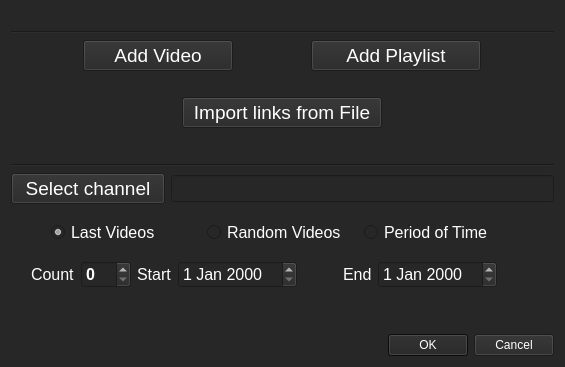
Old version of the form outside/views_ui/SelectDownloadVideos_Dialog.ui in the repository Outsider-corp/OutsideYT.
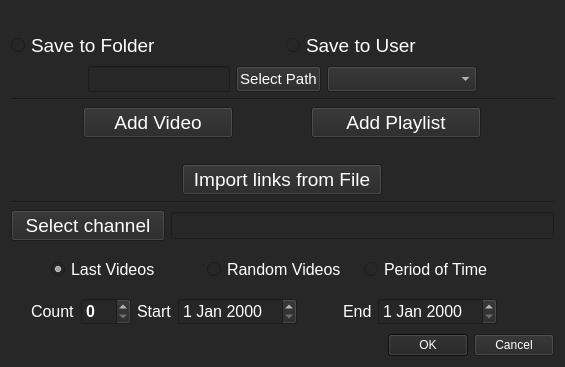
New version of the form.

Commit message: v1.2.5b change download page; need to change download_select_videos dialog

Patch:
```diff
--- a/outside/views_ui/SelectDownloadVideos_Dialog.ui
+++ b/outside/views_ui/SelectDownloadVideos_Dialog.ui
@@ -295,6 +295,89 @@
      </property>
     </spacer>
    </item>
+   <item>
+    <layout class="QHBoxLayout" name="horizontalLayout_4">
+     <item>
+      <widget class="QRadioButton" name="radioButton">
+       <property name="font">
+        <font>
+         <family>Arial</family>
+         <pointsize>14</pointsize>
+        </font>
+       </property>
+       <property name="text">
+        <string>Save to Folder</string>
+       </property>
+       <property name="checked">
+        <bool>true</bool>
+       </property>
+      </widget>
+     </item>
+     <item>
+      <widget class="QRadioButton" name="radioButton_2">
+       <property name="font">
+        <font>
+         <family>Arial</family>
+         <pointsize>14</pointsize>
+        </font>
+       </property>
+       <property name="text">
+        <string>Save to User</string>
+       </property>
+      </widget>
+     </item>
+    </layout>
+   </item>
+   <item>
+    <layout class="QHBoxLayout" name="horizontalLayout_6">
+     <item>
+      <spacer name="horizontalSpacer_2">
+       <property name="orientation">
+        <enum>Qt::Horizontal</enum>
+       </property>
+       <property name="sizeHint" stdset="0">
+        <size>
+         <width>40</width>
+         <height>20</height>
+        </size>
+       </property>
+      </spacer>
+     </item>
+     <item>
+      <widget class="QLineEdit" name="lineEdit"/>
+     </item>
+     <item>
+      <widget class="QPushButton" name="pushButton">
+       <property name="text">
+        <string>Select Path</string>
+       </property>
+      </widget>
+     </item>
+     <item>
+      <widget class="QComboBox" name="comboBox">
+       <property name="minimumSize">
+        <size>
+         <width>150</width>
+         <height>0</height>
+        </size>
+       </property>
+      </widget>
+     </item>
+     <item>
+      <spacer name="horizontalSpacer_7">
+       <property name="orientation">
+        <enum>Qt::Horizontal</enum>
+       </property>
+       <property name="sizeHint" stdset="0">
+        <size>
+         <width>40</width>
+         <height>20</height>
+        </size>
+       </property>
+      </spacer>
+     </item>
+    </layout>
+   </item>
    <item>
     <widget class="Line" name="line_2">
      <property name="orientation">
@@ -542,6 +625,9 @@
        <property name="text">
         <string>Random Videos</string>
        </property>
+       <property name="checked">
+        <bool>false</bool>
+       </property>
       </widget>
      </item>
      <item>
```
The commit also changes 4 other files.
